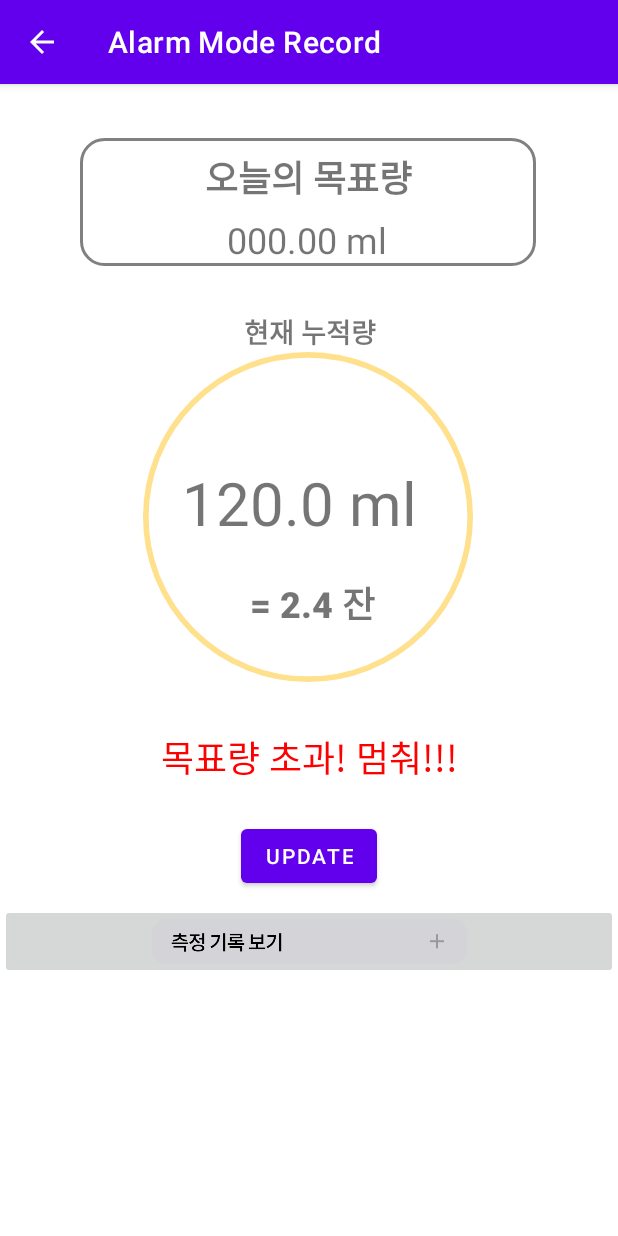
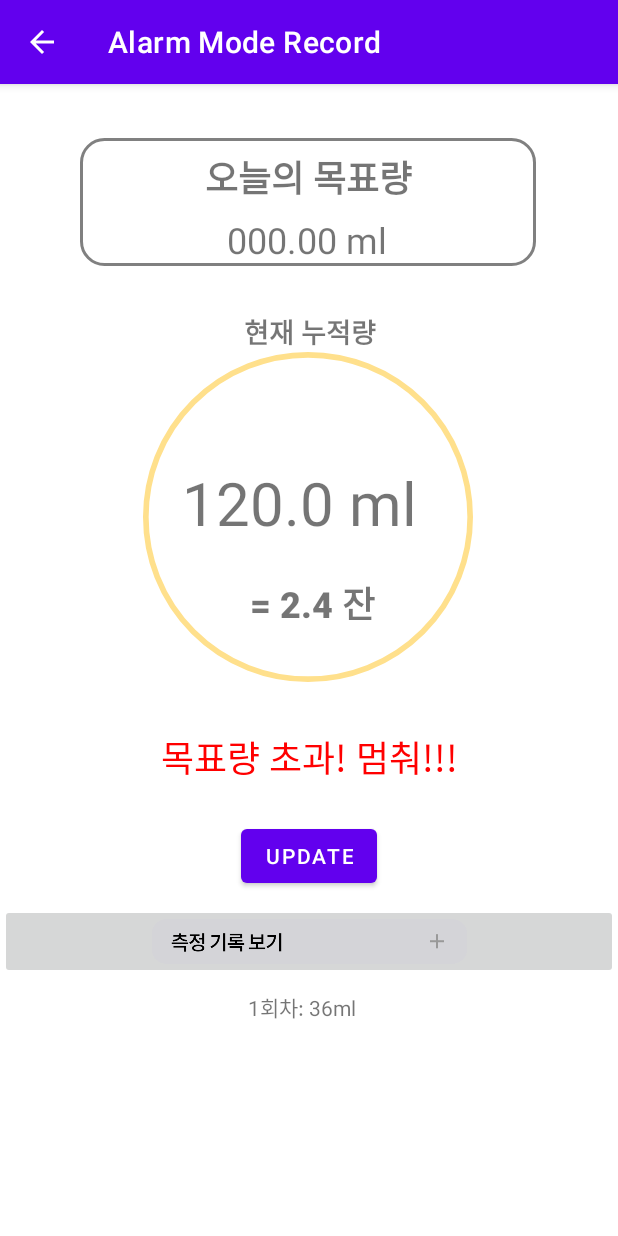
Before and after one commit to seohyun-kim/Drinking-Controller_by-Kotlin, an Android app: the AlarmRecord screen opened directly, with no data from a screen before it, after a tap on "UPDATE", on a phone screen of 412 x 824 dp. Run offline under Robolectric (Android 15) with nearby library versions, the phone set to English and light mode, and no system bars.

Commit message:
add recycler view

```diff
--- a/app/src/main/java/com/example/myappbykotlin_1/AlarmRecord.kt
+++ b/app/src/main/java/com/example/myappbykotlin_1/AlarmRecord.kt
@@ -18,12 +18,6 @@ import kotlinx.android.synthetic.main.activity_alarm_record.*
 class AlarmRecord : AppCompatActivity() {
 
     override fun onCreate(savedInstanceState: Bundle?) {
-        var data:MutableList<ListData> = mutableListOf()
-        var adapter = CustomAdapter()
-        var listId: Int = 1
-        RecyclerView.layoutManager = LinearLayoutManager(this)
-
-
         super.onCreate(savedInstanceState)
         setContentView(R.layout.activity_alarm_record)
 
@@ -53,6 +47,12 @@ class AlarmRecord : AppCompatActivity() {
         var cnt=0; //회차 확인용
 
         var btnClicked =false;//자세히 보기 버튼 클릭 여부
+
+// 변수 설정
+        var data:MutableList<ListData> = mutableListOf()
+        var adapter = CustomAdapter()
+        var listId: Int = 1
+        RecyclerView.layoutManager = LinearLayoutManager(this)
 
         //임시 버튼 (나중엔 블루투스 값 들어올때마다 자동으로 새로고침 되도록)
         //버튼 클릭 시 데이터 새로 입력
@@ -92,9 +92,12 @@ class AlarmRecord : AppCompatActivity() {
             cumDataReceived+=currentData
             cupData = cumDataReceived/50
 
+// 값지정
             data.add(ListData(listId, currentData.toString()))
             adapter.dataSet = data
+            RecyclerView.scrollToPosition(data.size - 1)
             RecyclerView.adapter = adapter
+            listId += 1
 // Seohyun
 //            if (btnClicked === true)
 //            {
@@ -170,7 +173,7 @@ class AlarmRecord : AppCompatActivity() {
             // Get element from your dataset at this position and replace the
             // contents of the view with that element
             var data = dataSet.get(position)
-            viewHolder.textView.text = data.title
+            viewHolder.setText(data)
         }
 
         // Return the size of your dataset (invoked by the layout manager)
--- a/app/src/main/res/layout/text_row_item.xml
+++ b/app/src/main/res/layout/text_row_item.xml
@@ -1,13 +1,21 @@
-<FrameLayout xmlns:android="http://schemas.android.com/apk/res/android"
+<?xml version="1.0" encoding="utf-8"?>
+<androidx.constraintlayout.widget.ConstraintLayout xmlns:android="http://schemas.android.com/apk/res/android"
+    xmlns:app="http://schemas.android.com/apk/res-auto"
+    xmlns:tools="http://schemas.android.com/tools"
+    android:id="@+id/layout"
     android:layout_width="match_parent"
-    android:layout_height="10dp"
-    android:layout_marginLeft="@dimen/material_emphasis_medium"
-    android:layout_marginRight="@dimen/material_emphasis_medium"
-    android:gravity="center_vertical">
+    android:layout_height="25dp"
+    android:orientation="vertical"
+    android:gravity="center">
 
     <TextView
         android:id="@+id/textView"
-        android:layout_width="wrap_content"
+        android:layout_width="match_parent"
         android:layout_height="wrap_content"
-        android:text=""/>
-</FrameLayout>
+        android:gravity="center"
+        android:text="aaaaaaa"
+        app:layout_constraintEnd_toEndOf="@id/layout"
+        app:layout_constraintStart_toStartOf="@+id/layout"
+        app:layout_constraintTop_toTopOf="@+id/layout" />
+
+</androidx.constraintlayout.widget.ConstraintLayout>
```
